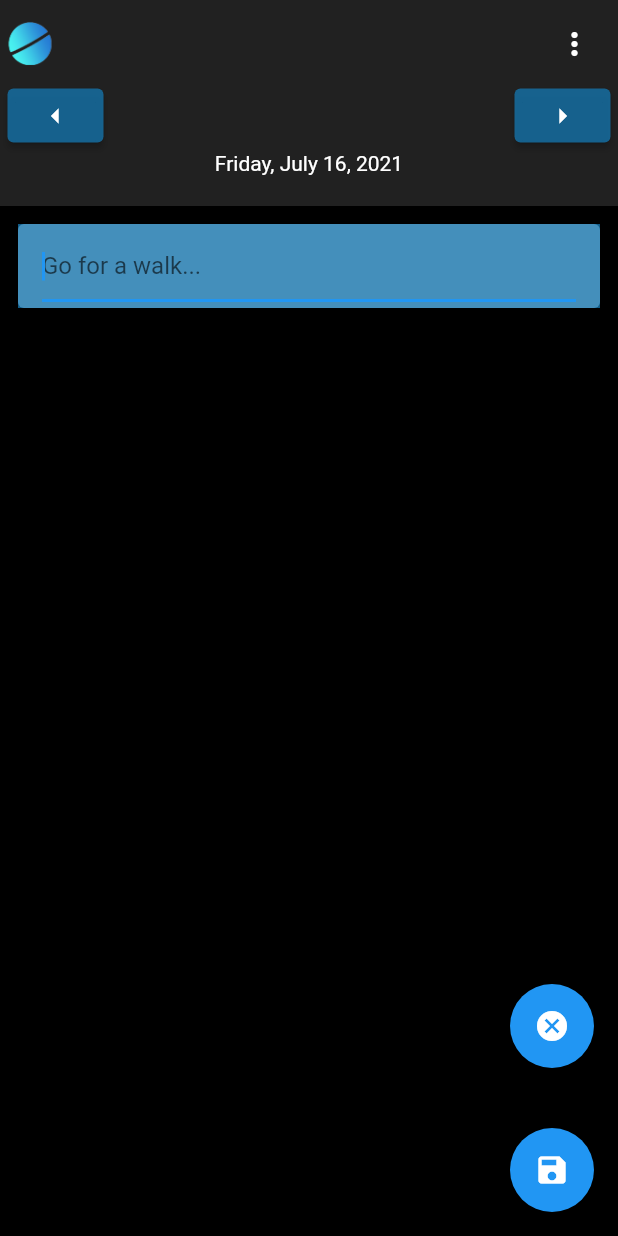
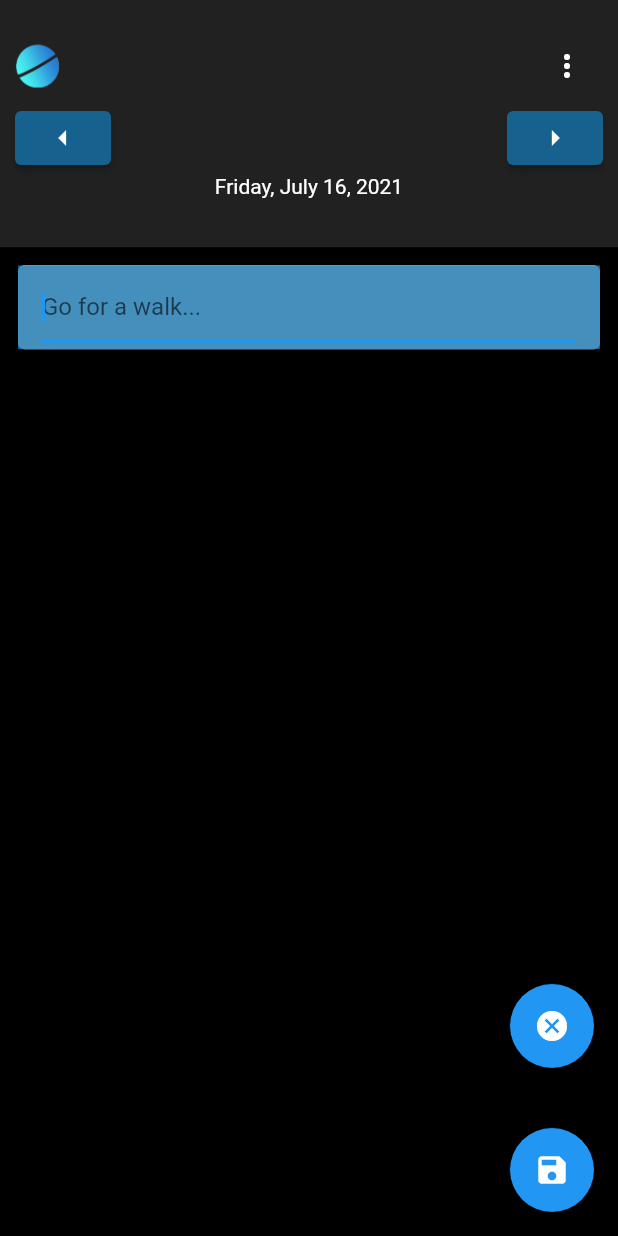
Before and after one commit to dchicchon/Polus, a Flutter app: the screen it shows once a user with an empty profile is signed in, after a tap on the "arrow left" icon, after a tap on the "arrow right" icon, after a tap on the "add" icon, on a phone screen of 412 x 824 dp. Run offline on Flutter 3.47's test engine with Material 2 defaults, Android fonts, the phone set to English and light mode, and no system bars; our stand-ins replace cloud_firestore, firebase_auth, firebase_core, google_sign_in; accounts and stored records are empty.

Commit message:
making new branch stack to try and change layout in homepage

```diff
--- a/app/lib/home.dart
+++ b/app/lib/home.dart
@@ -106,8 +106,9 @@ class _HomePageState extends State<HomePage> {
             Flexible(
               flex: 1,
               child: Container(
+                  // Leave margin here for top bar
                   color: Colors.grey[900],
-                  padding: EdgeInsets.all(5),
+                  padding: EdgeInsets.fromLTRB(10.0, 20.0, 10.0, 5.0),
                   child: (Column(children: [
                     Row(
                       children: [
@@ -161,7 +162,7 @@ class _HomePageState extends State<HomePage> {
             ),
             // Scrollable list of dates
             Flexible(
-                flex: 5,
+                flex: 4,
                 child: Container(
                   child: EntriesList(this.date, this.newEntry,
                       this.entryTextController, this.scrollController),
@@ -239,6 +240,7 @@ class _EntriesListState extends State<EntriesList> {
 // https://stackoverflow.com/questions/66074484/type-documentsnapshot-is-not-a-subtype-of-type-mapstring-dynamic
   List<Widget> getEntries(snapshot) {
     print("Get Entries");
+
     String dateString =
         '${widget.date.month}-${widget.date.day}-${widget.date.year}';
 
@@ -255,9 +257,20 @@ class _EntriesListState extends State<EntriesList> {
 
       // What about if we add space additonally after the input?
 
+// This might be a solution to the keyboard margin
+// https://stackoverflow.com/questions/59197602/keyboard-not-being-detected-mediaquery-ofcontext-viewinsets-bottom-always-ret
       myList.add(Visibility(
           visible: widget.newEntry,
           child: Card(
+              margin: widget.newEntry
+                  ? EdgeInsets.fromLTRB(
+                      0,
+                      0,
+                      0,
+                      MediaQuery.of(context)
+                          .viewInsets
+                          .bottom) // maybe input the Height of Keyboard instead Here
+                  : EdgeInsets.fromLTRB(0, 0, 0, 0),
               child: ListTile(
                 title: TextFormField(
                   style: TextStyle(color: Colors.white),
@@ -275,13 +288,16 @@ class _EntriesListState extends State<EntriesList> {
                 tileColor: Color.fromRGBO(21, 115, 170, 0.80),
               ))));
 
-      myList.add(Visibility(
-          visible: widget.newEntry,
-          child: Opacity(
-              opacity: 0.0,
-              child: Placeholder(
-                fallbackHeight: MediaQuery.of(context).viewInsets.bottom,
-              ))));
+// Instead of placeholder, use margin? not sure
+      // myList.add(Visibility(
+      //     visible: widget.newEntry,
+      //     child: Opacity(
+      //         opacity: 0.0,
+      //         child: Placeholder(
+      //           fallbackHeight: MediaQuery.of(context)
+      //               .viewInsets
+      //               .bottom, // height of keyboard
+      //         ))));
     } else {
       print("Snapshot data null, make up own list");
       myList = [
```
Lines whose indentation alone changed are shown as unchanged.
